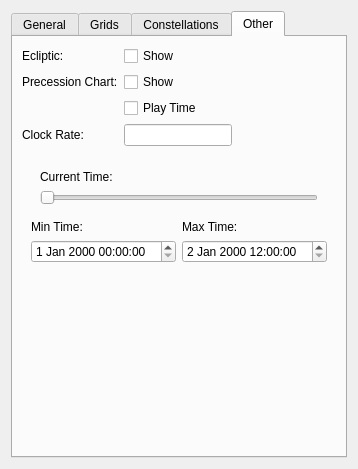
This is glue_wwt/viewer/options_widget.ui in glue-viz/glue-wwt as Qt 5 draws it before an edit. The edited form follows.
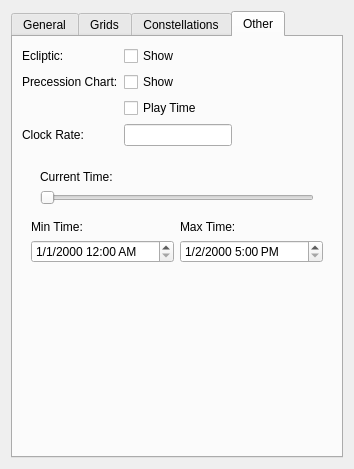
This is the edited form. The open tabs and pages were chosen to show the change. Custom widgets are drawn as their Qt base class.

Commit message: Update datetime edit format.

Diff of the .ui file:
```diff
--- a/glue_wwt/viewer/options_widget.ui
+++ b/glue_wwt/viewer/options_widget.ui
@@ -587,7 +587,7 @@
             </property>
             <property name="dateTime">
              <datetime>
-              <hour>12</hour>
+              <hour>17</hour>
               <minute>0</minute>
               <second>0</second>
               <year>2000</year>
@@ -604,7 +604,7 @@
             </property>
             <property name="maximumDateTime">
              <datetime>
-              <hour>11</hour>
+              <hour>16</hour>
               <minute>59</minute>
               <second>58</second>
               <year>9999</year>
@@ -614,7 +614,7 @@
             </property>
             <property name="minimumDateTime">
              <datetime>
-              <hour>18</hour>
+              <hour>23</hour>
               <minute>0</minute>
               <second>0</second>
               <year>1752</year>
@@ -624,14 +624,14 @@
             </property>
             <property name="maximumTime">
              <time>
-              <hour>11</hour>
+              <hour>16</hour>
               <minute>59</minute>
               <second>58</second>
              </time>
             </property>
             <property name="minimumTime">
              <time>
-              <hour>18</hour>
+              <hour>23</hour>
               <minute>0</minute>
               <second>0</second>
              </time>
@@ -639,6 +639,9 @@
             <property name="currentSection">
              <enum>QDateTimeEdit::MonthSection</enum>
             </property>
+            <property name="displayFormat">
+             <string>M/d/yyyy h:mm AP</string>
+            </property>
             <property name="calendarPopup">
              <bool>false</bool>
             </property>
@@ -656,6 +659,9 @@
               <day>14</day>
              </date>
             </property>
+            <property name="displayFormat">
+             <string>M/d/yyyy h:mm AP</string>
+            </property>
             <property name="calendarPopup">
              <bool>false</bool>
             </property>
```
Left out of the diff: 2 changed lines with no effect on the pictures.
